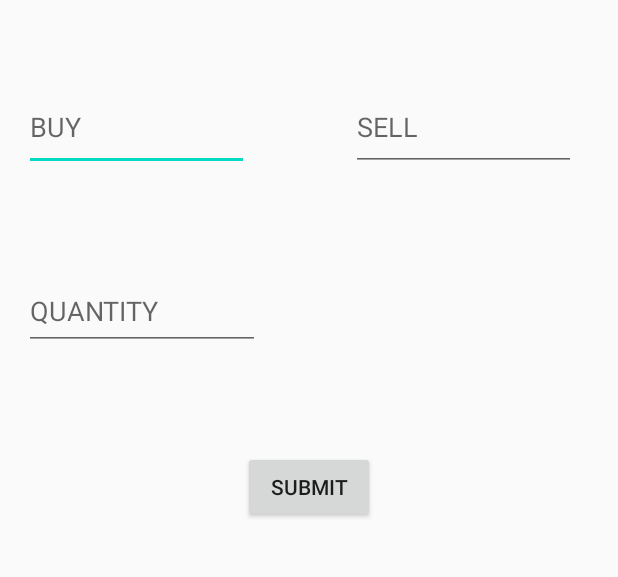
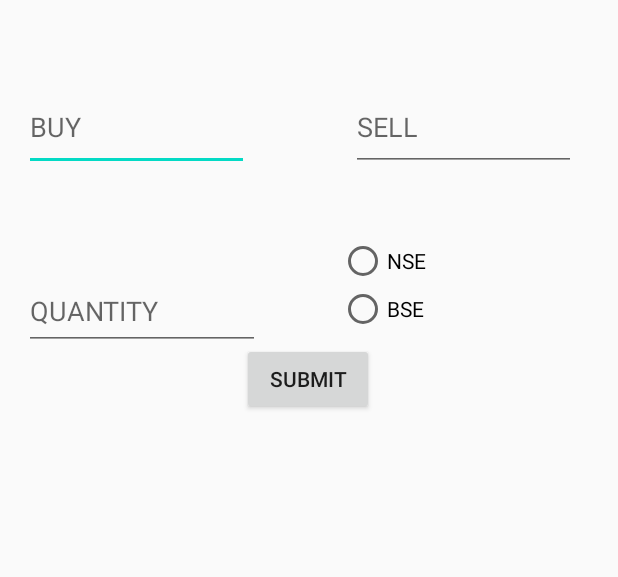
Before and after one commit to avanishinod/StockExchange, an Android app: the screen it shows after launch (MainActivity), on a phone screen of 412 x 824 dp, the part 227-804 px from its top. Run offline under Robolectric (Android 15) with nearby library versions, the phone set to English and light mode, and no system bars.

Commit message:
Second commit

```diff
--- a/app/src/main/java/com/example/stocks/MainActivity.java
+++ b/app/src/main/java/com/example/stocks/MainActivity.java
@@ -5,26 +5,35 @@ import androidx.appcompat.app.AppCompatActivity;
 import android.os.Bundle;
 import android.util.Log;
 import android.view.View;
+import android.widget.Button;
 import android.widget.EditText;
 import android.widget.TextView;
 import android.widget.Toast;
 
 public class MainActivity extends AppCompatActivity {
 
-    public void clickFunction(View view)
-    {
-        EditText buyTextEdit = (EditText) findViewById(R.id.buyTextEdit);
-        EditText sellEditText = (EditText) findViewById(R.id.sellEditText);
-        EditText quantityEditText = (EditText) findViewById(R.id.quantityEditText);
-        TextView TurnoverTextView = (TextView) findViewById(R.id.TurnoverTextView);
+    TextView Turnoverdisplay;
+    EditText buytext, selltext, quantitytext;
+    Button buttonsubmit;
 
-        Log.i( "info","Button pressed");
+    @Override
+    protected void onCreate(Bundle savedInstanceState) {
+        super.onCreate(savedInstanceState);
+        setContentView(R.layout.activity_main);
 
-       // Toast.makeText(this, "Data Entered", Toast.LENGTH_LONG).show();
+        Turnoverdisplay = (TextView) findViewById(R.id.Turn);
+        buytext=(EditText) findViewById(R.id.buyTextEdit);
+        selltext=(EditText) findViewById(R.id.sellEditText);
+        quantitytext=(EditText) findViewById(R.id.quantityEditText);
+        buttonsubmit=(Button) findViewById(R.id.submit);
 
-        String buy = buyTextEdit.getText().toString();
-        String sell = sellEditText.getText().toString();
-        String quantity = quantityEditText.getText().toString();
+        buttonsubmit.setOnClickListener(new View.OnClickListener() {
+            @Override
+            public void onClick(View v) {
+
+                String buy = buytext.getText().toString();
+                String sell = selltext.getText().toString();
+                String quantity = quantitytext.getText().toString();
 
                 Double buyDouble = Double.parseDouble(buy);
                 Double sellDouble = Double.parseDouble(sell);
@@ -33,14 +42,10 @@ public class MainActivity extends AppCompatActivity {
                 Double Turnover = (buyDouble*quantityDouble) + (sellDouble*quantityDouble);
                 String TurnoverString = Double.toString(Turnover);
 
-        Log.i("turnover",TurnoverString);
+                Turnoverdisplay.setText("TurnOver "+ TurnoverString);
 
-        //TurnoverTextView.setText(String.valueOf(Turnover));
 
             }
-    @Override
-    protected void onCreate(Bundle savedInstanceState) {
-        super.onCreate(savedInstanceState);
-        setContentView(R.layout.activity_main);
+        });
     }
 }
--- a/app/src/main/res/layout/activity_main.xml
+++ b/app/src/main/res/layout/activity_main.xml
@@ -68,24 +68,47 @@
         android:layout_height="wrap_content"
         android:layout_marginStart="161dp"
         android:layout_marginEnd="162dp"
-        android:layout_marginBottom="324dp"
-        android:onClick="clickFunction"
+        android:layout_marginBottom="396dp"
         android:text="SUBMIT"
         app:layout_constraintBottom_toBottomOf="parent"
         app:layout_constraintEnd_toEndOf="parent"
-        app:layout_constraintHorizontal_bias="1.0"
+        app:layout_constraintHorizontal_bias="0.0"
         app:layout_constraintStart_toStartOf="parent" />
 
     <TextView
-        android:id="@+id/textView2"
-        android:layout_width="118dp"
-        android:layout_height="34dp"
-        android:layout_marginStart="77dp"
-        android:layout_marginEnd="43dp"
-        android:layout_marginBottom="416dp"
+        android:id="@+id/Turn"
+        android:layout_width="406dp"
+        android:layout_height="38dp"
+        android:layout_marginStart="2dp"
+        android:layout_marginEnd="3dp"
+        android:layout_marginBottom="337dp"
         android:textSize="24sp"
         app:layout_constraintBottom_toBottomOf="parent"
         app:layout_constraintEnd_toEndOf="parent"
-        app:layout_constraintStart_toEndOf="@+id/quantityEditText" />
+        app:layout_constraintStart_toStartOf="parent" />
+
+    <RadioGroup
+        android:layout_width="158dp"
+        android:layout_height="83dp"
+        android:layout_marginStart="52dp"
+        android:layout_marginTop="44dp"
+        android:layout_marginEnd="28dp"
+        app:layout_constraintEnd_toEndOf="parent"
+        app:layout_constraintHorizontal_bias="1.0"
+        app:layout_constraintStart_toEndOf="@+id/quantityEditText"
+        app:layout_constraintTop_toBottomOf="@+id/sellEditText">
+
+        <RadioButton
+            android:id="@+id/radioButton"
+            android:layout_width="match_parent"
+            android:layout_height="wrap_content"
+            android:text="NSE" />
+
+        <RadioButton
+            android:id="@+id/radioButton2"
+            android:layout_width="match_parent"
+            android:layout_height="wrap_content"
+            android:text="BSE" />
+    </RadioGroup>
 
 </androidx.constraintlayout.widget.ConstraintLayout>
```
Lines whose indentation alone changed are shown as unchanged.
